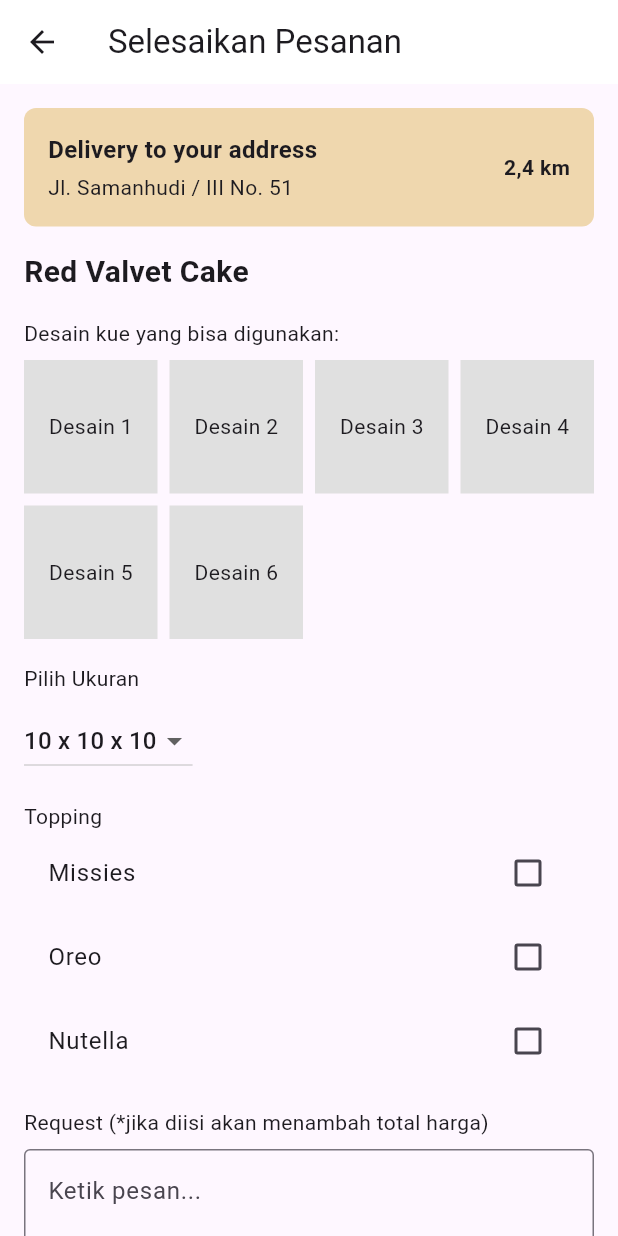
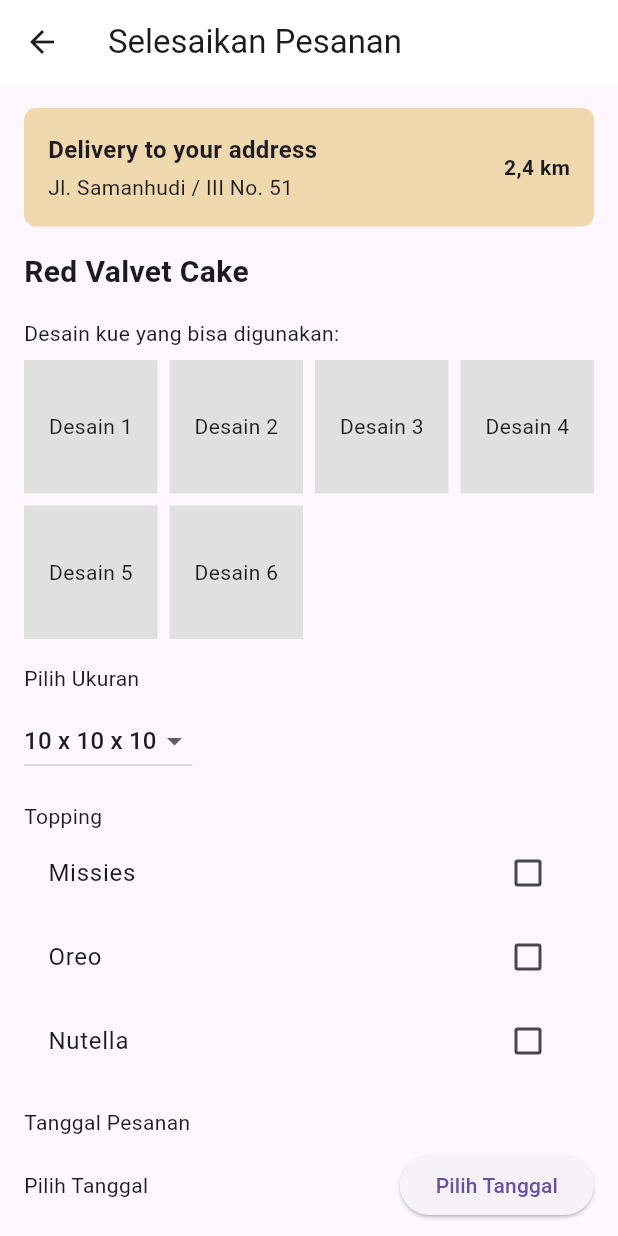
Before and after one commit to vioscake-group5/flutter_mobile, a Flutter app: the KonfirmasiPesananPage screen opened directly with sample values from the repository, on a phone screen of 412 x 824 dp. Run offline on Flutter 3.47's test engine with Material 3 defaults, Android fonts, the phone set to English and light mode, and no system bars; our stand-ins replace cached_network_image, flutter_svg, image_picker, pin_code_fields, shared_preferences; accounts and stored records are empty; statements that could not run were skipped.

Commit message:
tambah tanggal di konfirmasi pesanan

```diff
--- a/lib/pages/konfirmasi_pesanan_page.dart
+++ b/lib/pages/konfirmasi_pesanan_page.dart
@@ -30,6 +30,7 @@ class _KonfirmasiPesananPageState extends State<KonfirmasiPesananPage> {
   String deliveryAddress = 'Jl. Samanhudi / III No. 51';
   int? selectedDesignIndex;
   bool isDesignSelectable = true;
+  DateTime? selectedDate;
 
   @override
   void initState() {
@@ -85,6 +86,20 @@ class _KonfirmasiPesananPageState extends State<KonfirmasiPesananPage> {
           );
         },
       );
+    }
+  }
+
+  Future<void> _selectDate(BuildContext context) async {
+    final DateTime? picked = await showDatePicker(
+      context: context,
+      initialDate: DateTime.now(),
+      firstDate: DateTime(2000),
+      lastDate: DateTime(2101),
+    );
+    if (picked != null && picked != selectedDate) {
+      setState(() {
+        selectedDate = picked;
+      });
     }
   }
 
@@ -214,6 +229,24 @@ class _KonfirmasiPesananPageState extends State<KonfirmasiPesananPage> {
                 }),
               ),
               SizedBox(height: 16),
+              Text('Tanggal Pesanan'),
+              SizedBox(height: 8),
+              Row(
+                children: [
+                  Expanded(
+                    child: Text(
+                      selectedDate == null
+                          ? 'Pilih Tanggal'
+                          : "${selectedDate!.toLocal()}".split(' ')[0],
+                    ),
+                  ),
+                  ElevatedButton(
+                    onPressed: () => _selectDate(context),
+                    child: Text('Pilih Tanggal'),
+                  ),
+                ],
+              ),
+              SizedBox(height: 16),
               Text('Request (*jika diisi akan menambah total harga)'),
               SizedBox(height: 8),
               TextField(
```
